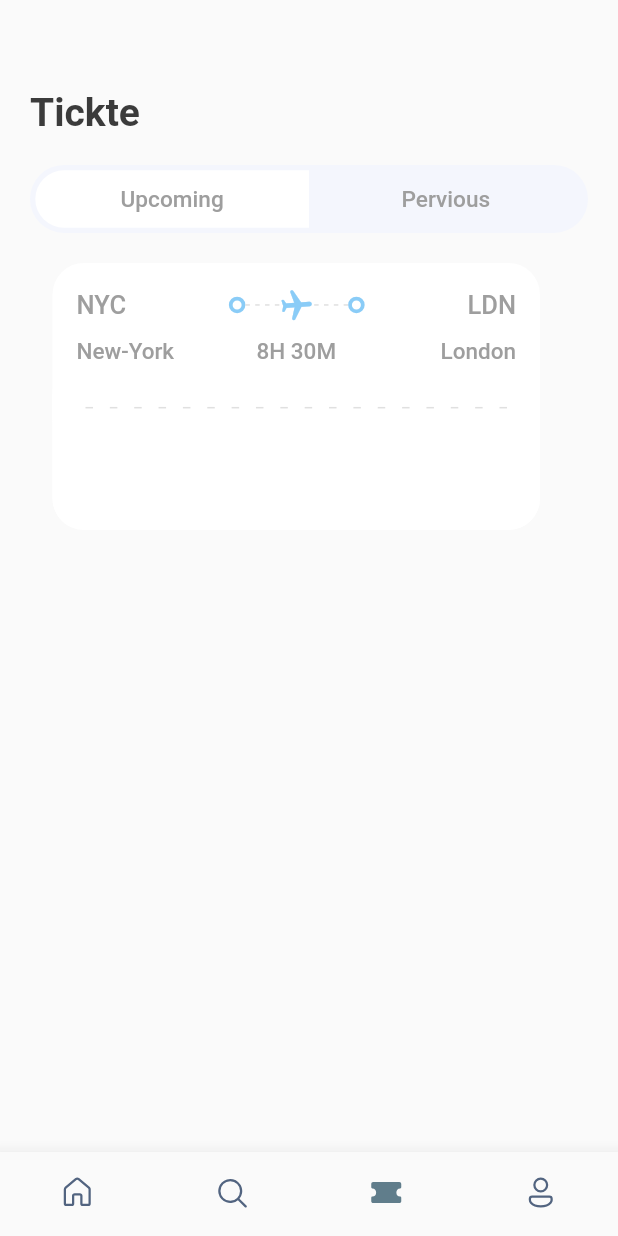
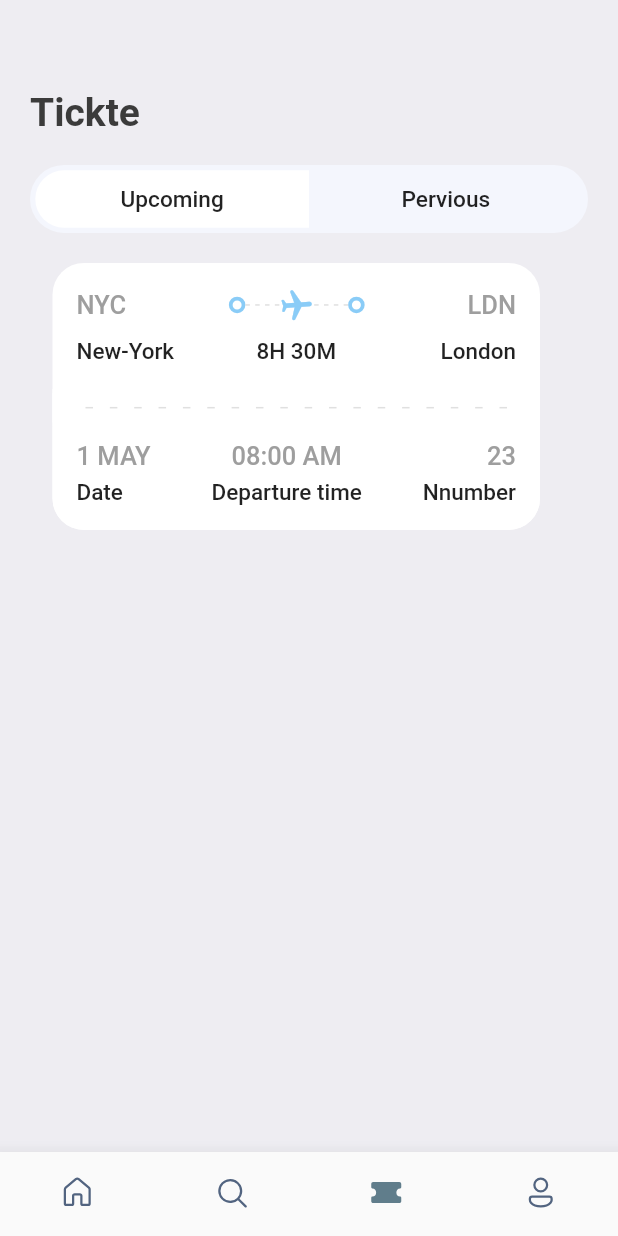
Before and after one commit to MdSajjadHossin/book-my-trip-flutter, a Flutter app: the screen it shows after launch, item 3 of the bottom bar chosen, on a phone screen of 412 x 824 dp. Run offline on Flutter 3.47's test engine with Material 2 defaults, Android fonts, the phone set to English and light mode, and no system bars; our stand-ins replace fluentui_icons, gap, get.

Commit message:
ticket section background color and bottom settion added

```diff
--- a/lib/screens/ticket_view.dart
+++ b/lib/screens/ticket_view.dart
@@ -40,7 +40,7 @@ class TicketView extends StatelessWidget {
                           children: [
                             Text(
                               ticket['from']['code'],
-                              style: isColor == num
+                              style: isColor == null
                                   ? Styles.headLineStyle3
                                       .copyWith(color: Colors.white)
                                   : Styles.headLineStyle3,
@@ -228,14 +228,18 @@ class TicketView extends StatelessWidget {
                               children: [
                                 Text(
                                   ticket['date'],
-                                  style: Styles.headLineStyle3
-                                      .copyWith(color: Colors.white),
+                                  style: isColor == null
+                                      ? Styles.headLineStyle3
+                                          .copyWith(color: Colors.white)
+                                      : Styles.headLineStyle3,
                                 ),
                                 const Gap(5),
                                 Text(
                                   "Date",
-                                  style: Styles.headLineStyle4
-                                      .copyWith(color: Colors.white),
+                                  style: isColor == null
+                                      ? Styles.headLineStyle4
+                                          .copyWith(color: Colors.white)
+                                      : Styles.headLineStyle4,
                                 )
                               ],
                             ),
@@ -244,14 +248,18 @@ class TicketView extends StatelessWidget {
                               children: [
                                 Text(
                                   ticket['departure_time'],
-                                  style: Styles.headLineStyle3
-                                      .copyWith(color: Colors.white),
+                                  style: isColor == null
+                                      ? Styles.headLineStyle3
+                                          .copyWith(color: Colors.white)
+                                      : Styles.headLineStyle3,
                                 ),
                                 const Gap(5),
                                 Text(
                                   "Departure time",
-                                  style: Styles.headLineStyle4
-                                      .copyWith(color: Colors.white),
+                                  style: isColor == null
+                                      ? Styles.headLineStyle4
+                                          .copyWith(color: Colors.white)
+                                      : Styles.headLineStyle4,
                                 )
                               ],
                             ),
@@ -260,14 +268,18 @@ class TicketView extends StatelessWidget {
                               children: [
                                 Text(
                                   ticket["number"].toString(),
-                                  style: Styles.headLineStyle3
-                                      .copyWith(color: Colors.white),
+                                  style: isColor == null
+                                      ? Styles.headLineStyle3
+                                          .copyWith(color: Colors.white)
+                                      : Styles.headLineStyle3,
                                 ),
                                 const Gap(5),
                                 Text(
                                   "Nnumber",
-                                  style: Styles.headLineStyle4
-                                      .copyWith(color: Colors.white),
+                                  style: isColor == null
+                                      ? Styles.headLineStyle4
+                                          .copyWith(color: Colors.white)
+                                      : Styles.headLineStyle4,
                                 )
                               ],
                             ),
--- a/lib/screens/tickte_screen.dart
+++ b/lib/screens/tickte_screen.dart
@@ -14,6 +14,7 @@ class TicketScreen extends StatelessWidget {
   Widget build(BuildContext context) {
     final size = AppLayout.getSize(context);
     return Scaffold(
+      backgroundColor: Styles.bgColor,
       body: Stack(
         children: [
           ListView(
--- a/lib/utils/app_styles.dart
+++ b/lib/utils/app_styles.dart
@@ -18,6 +18,6 @@ class Styles {
       TextStyle(fontSize: 21, fontWeight: FontWeight.bold, color: textColor);
   static TextStyle headLineStyle3 = TextStyle(
       fontSize: 17, fontWeight: FontWeight.w500, color: Colors.grey.shade500);
-  static TextStyle headLineStyle4 = TextStyle(
-      fontSize: 15, fontWeight: FontWeight.w500, color: Colors.grey.shade500);
+  static TextStyle headLineStyle4 =
+      const TextStyle(fontSize: 15, fontWeight: FontWeight.w500);
 }
```
